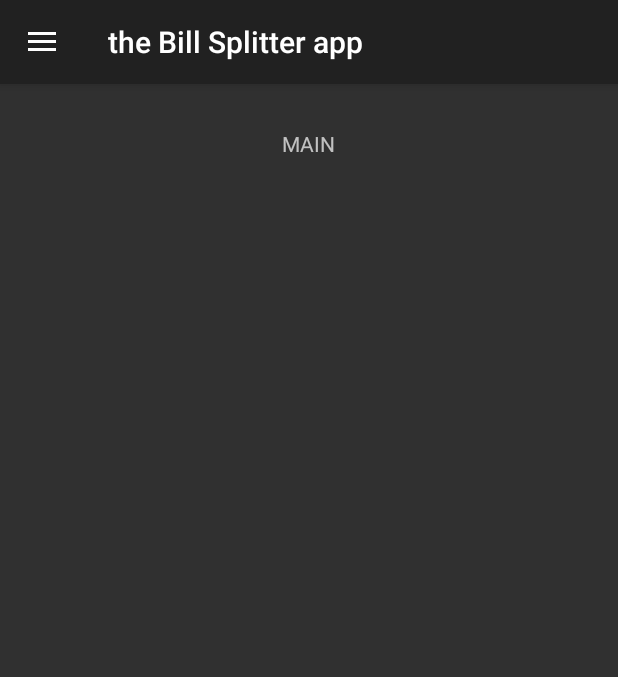
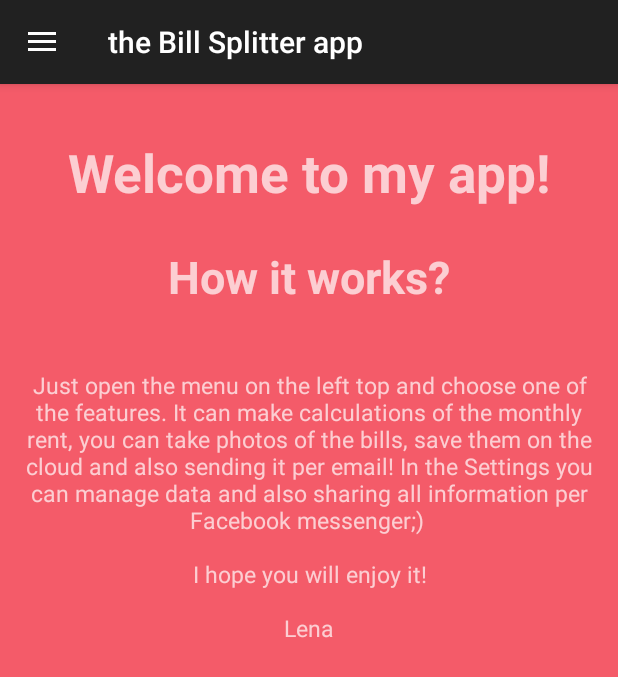
Before and after one commit to Lena900925/myFirstAndroidApp, an Android app: the BillSplitterActivity screen opened directly, with no data from a screen before it, on a phone screen of 412 x 824 dp. Shown: the top 677 px of the screen. Run offline under Robolectric (Android 15) with nearby library versions, the phone set to English and light mode, and no system bars.

Commit message:
Added a welcome message to the Screen after logging in

```diff
--- a/app/src/main/res/layout/content_main.xml
+++ b/app/src/main/res/layout/content_main.xml
@@ -4,25 +4,63 @@
     xmlns:tools="http://schemas.android.com/tools"
     android:layout_width="match_parent"
     android:layout_height="match_parent"
+    android:background="#F45B69"
     app:layout_behavior="@string/appbar_scrolling_view_behavior"
     tools:context=".MainActivity"
     tools:showIn="@layout/app_bar_main">
 
     <TextView
+        android:id="@+id/welcome_message"
+        android:layout_width="368dp"
+        android:layout_height="0dp"
+        android:layout_centerHorizontal="true"
+        android:layout_marginTop="35dp"
+        android:gravity="center"
+        android:text="@string/welcome_message"
+        android:textSize="35sp"
+        android:textStyle="bold"
+        app:layout_constraintLeft_toLeftOf="parent"
+        app:layout_constraintRight_toRightOf="parent"
+        app:layout_constraintTop_toTopOf="parent" />
+
+    <TextView
+        android:id="@+id/welcome_howItWorks"
+        android:layout_width="368dp"
+        android:layout_height="0dp"
+        android:layout_centerHorizontal="true"
+        android:layout_marginTop="108dp"
+        android:gravity="center"
+        android:text="@string/welcome_howItWorks"
+        android:textSize="30sp"
+        android:textStyle="bold"
+        app:layout_constraintLeft_toLeftOf="parent"
+        app:layout_constraintRight_toRightOf="parent"
+        app:layout_constraintTop_toTopOf="parent" />
+
+
+    <TextView
         android:layout_width="wrap_content"
         android:layout_height="wrap_content"
-        android:text="MAIN"
-        app:layout_constraintTop_toTopOf="parent"
-        android:layout_marginTop="30dp"
-        android:layout_marginLeft="8dp"
+        android:layout_centerHorizontal="true"
+        android:layout_marginTop="25dp"
+        android:gravity="center"
+        android:paddingBottom="@dimen/activity_vertical_margin"
+        android:paddingLeft="@dimen/activity_horizontal_margin"
+        android:paddingRight="@dimen/activity_horizontal_margin"
+        android:paddingTop="@dimen/activity_vertical_margin"
+        android:text="@string/welcome_discription"
+        android:textSize="15sp"
         app:layout_constraintLeft_toLeftOf="parent"
-        android:layout_marginRight="8dp"
-        app:layout_constraintRight_toRightOf="parent" />
+        app:layout_constraintRight_toRightOf="parent"
+        app:layout_constraintTop_toBottomOf="@+id/welcome_howItWorks"
+        tools:layout_editor_absoluteX="0dp" />
 
     <android.support.constraint.Guideline
+        android:id="@+id/guideline"
         android:layout_width="wrap_content"
         android:layout_height="wrap_content"
-        android:id="@+id/guideline"
+        android:orientation="vertical"
         app:layout_constraintGuide_begin="20dp"
-        android:orientation="vertical" />
+        tools:layout_editor_absoluteX="20dp"
+        tools:layout_editor_absoluteY="0dp" />
 </android.support.constraint.ConstraintLayout>
--- a/app/src/main/res/values/strings.xml
+++ b/app/src/main/res/values/strings.xml
@@ -23,6 +23,12 @@
     <string name="action_settings">Settings</string>
     <string name="Lena">Lena</string>
     <string name="welcome_page">the Bill Splitter App</string>
+    <string name="welcome_message">Welcome to my app!</string>
+    <string name="welcome_howItWorks">How it works?</string>
+    <string name="welcome_discription">Just open the menu on the left top and choose one of the features. It can make calculations of the monthly rent, you can take photos of the bills,
+        save them on the cloud and also sending it per email!
+        In the Settings you can manage data and also sharing all information per Facebook messenger;)
+        \n\n I hope you will enjoy it! \n\nLena</string>
     <string name="how_much">How much is the monthly rent?</string>
     <string name="let_me_know">Let me know</string>
     <string name="button_calculate">Calculate</string>
```
